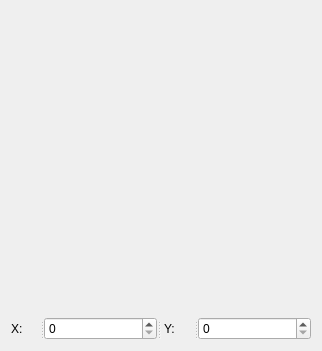
The window that manipulator.ui (AndreyShelest/manipulatorQML) describes before a commit, drawn with Qt 5.
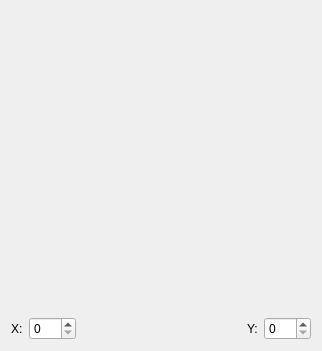
The same window after the commit.

Patch:
```diff
--- a/manipulator.ui
+++ b/manipulator.ui
@@ -6,7 +6,7 @@
    <rect>
     <x>0</x>
     <y>0</y>
-    <width>300</width>
+    <width>314</width>
     <height>350</height>
    </rect>
   </property>
@@ -32,31 +32,49 @@
     </widget>
    </item>
    <item row="1" column="0">
-    <widget class="QSplitter" name="splitter">
-     <property name="orientation">
-      <enum>Qt::Horizontal</enum>
-     </property>
+    <layout class="QHBoxLayout" name="horizontalLayout">
+     <item>
      <widget class="QLabel" name="lbl_PosX">
       <property name="text">
        <string>X:</string>
       </property>
      </widget>
+     </item>
+     <item>
      <widget class="QSpinBox" name="posX">
       <property name="maximum">
        <number>300</number>
       </property>
      </widget>
+     </item>
+     <item>
+      <spacer name="horizontalSpacer">
+       <property name="orientation">
+        <enum>Qt::Horizontal</enum>
+       </property>
+       <property name="sizeHint" stdset="0">
+        <size>
+         <width>40</width>
+         <height>20</height>
+        </size>
+       </property>
+      </spacer>
+     </item>
+     <item>
      <widget class="QLabel" name="lbl_PosY">
       <property name="text">
        <string> Y:</string>
       </property>
      </widget>
+     </item>
+     <item>
      <widget class="QSpinBox" name="posY">
       <property name="maximum">
        <number>300</number>
       </property>
      </widget>
-    </widget>
+     </item>
+    </layout>
    </item>
   </layout>
  </widget>
```
Left out of the diff: 1 changed line with no effect on the pictures. Lines whose indentation alone changed are shown as unchanged.
